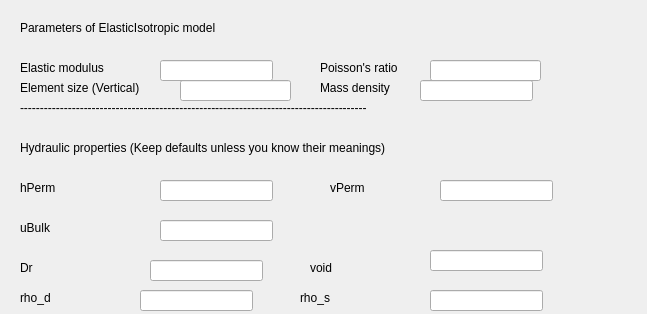
The window that UI/elasticisotropic.ui (NHERI-SimCenter/s3hark) describes before a commit, drawn with Qt 5.
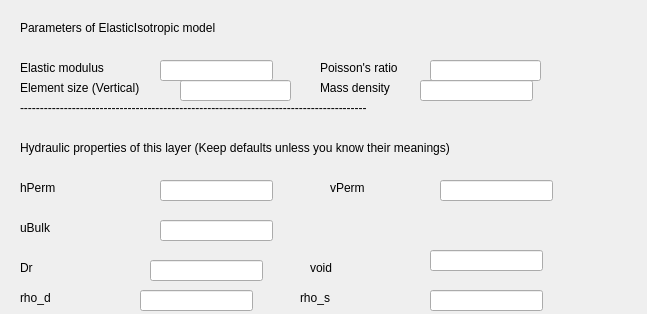
The same window after the commit.

What changed in the file:
```diff
--- a/UI/elasticisotropic.ui
+++ b/UI/elasticisotropic.ui
@@ -300,12 +300,12 @@
     <rect>
      <x>20</x>
      <y>140</y>
-     <width>451</width>
+     <width>511</width>
      <height>16</height>
     </rect>
    </property>
    <property name="text">
-    <string>Hydraulic properties (Keep defaults unless you know their meanings)</string>
+    <string>Hydraulic properties of this layer (Keep defaults unless you know their meanings)</string>
    </property>
   </widget>
  </widget>
```
